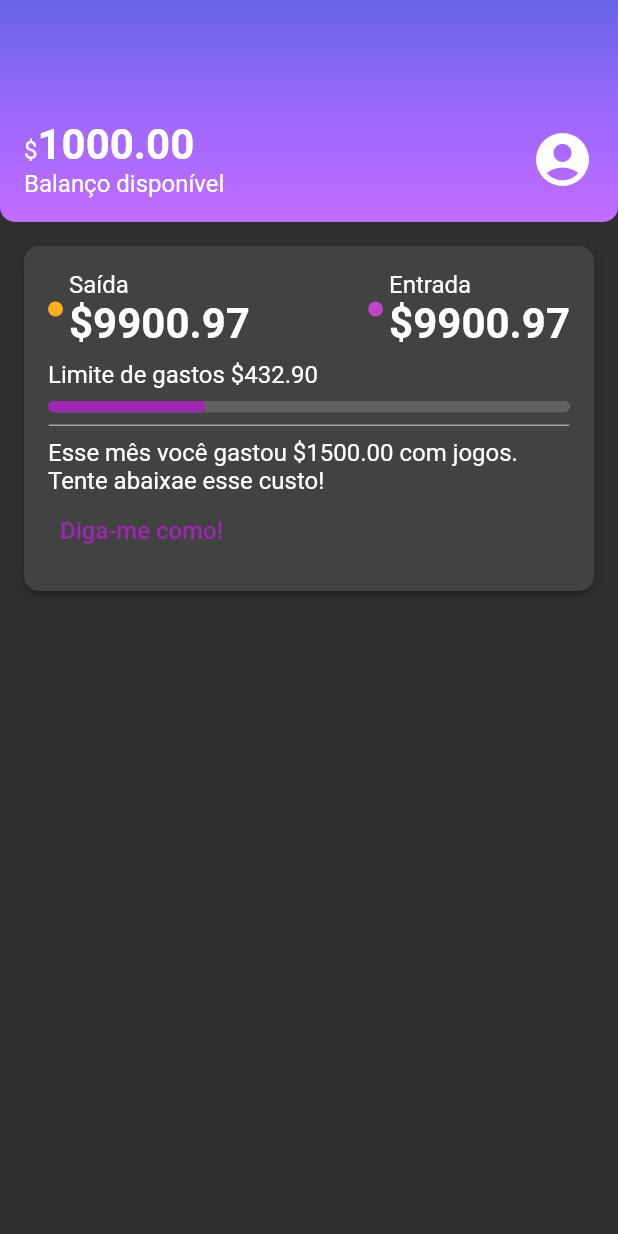
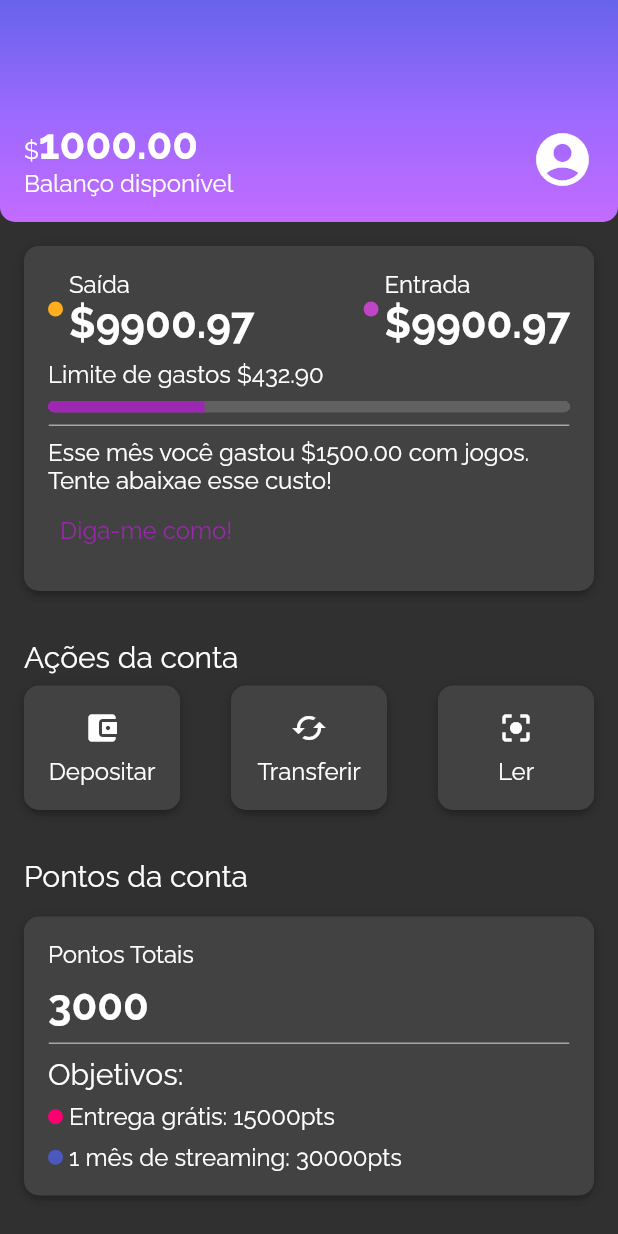
Before and after one commit to jhoisz/alubank_curso, a Flutter app: the screen it shows after launch, on a phone screen of 412 x 824 dp. Run offline on Flutter 3.47's test engine with Material 2 defaults, Android fonts, the phone set to English and light mode, and no system bars.

Commit message:
Estilizações finais: ações e tipografia

```diff
--- a/lib/components/box_card.dart
+++ b/lib/components/box_card.dart
@@ -6,7 +6,7 @@
 
   @override
   Widget build(BuildContext context) {
-    return Container(
+    return Ink(
       padding: const EdgeInsets.all(16.0),
       decoration: BoxDecoration(
         boxShadow: kElevationToShadow[3],
--- /dev/null
+++ b/lib/components/sections/account_actions.dart
@@ -0,0 +1,80 @@
+import 'package:alubank_curso/components/box_card.dart';
+import 'package:flutter/material.dart';
+
+class AccountActions extends StatelessWidget {
+  const AccountActions({super.key});
+
+  @override
+  Widget build(BuildContext context) {
+    return Padding(
+      padding: const EdgeInsets.all(16.0),
+      child: Column(
+        crossAxisAlignment: CrossAxisAlignment.start,
+        children: [
+          Padding(
+            padding: const EdgeInsets.only(bottom: 8.0),
+            child: Text(
+              'Ações da conta',
+              style: Theme.of(context).textTheme.titleMedium,
+            ),
+          ),
+          Row(
+            mainAxisAlignment: MainAxisAlignment.spaceBetween,
+            children: [
+              InkWell(
+                onTap: () {},
+                child: const BoxCard(
+                  boxContent: _AccountActionsContent(
+                    icon: Icon(Icons.account_balance_wallet),
+                    text: 'Depositar',
+                  ),
+                ),
+              ),
+              InkWell(
+                onTap: () {},
+                child: const BoxCard(
+                  boxContent: _AccountActionsContent(
+                    icon: Icon(Icons.cached),
+                    text: 'Transferir',
+                  ),
+                ),
+              ),
+              InkWell(
+                onTap: () {},
+                child: const BoxCard(
+                  boxContent: _AccountActionsContent(
+                    icon: Icon(Icons.center_focus_strong),
+                    text: 'Ler',
+                  ),
+                ),
+              )
+            ],
+          )
+        ],
+      ),
+    );
+  }
+}
+
+class _AccountActionsContent extends StatelessWidget {
+  const _AccountActionsContent({required this.icon, required this.text});
+
+  final Icon icon;
+  final String text;
+
+  @override
+  Widget build(BuildContext context) {
+    return SizedBox(
+      width: 72,
+      child: Column(
+        children: [
+          Padding(
+            padding: const EdgeInsets.only(bottom: 8.0),
+            child: icon,
+          ),
+          Text(text)
+        ],
+      ),
+    );
+  }
+}
--- /dev/null
+++ b/lib/components/sections/account_points.dart
@@ -0,0 +1,79 @@
+import 'package:alubank_curso/components/box_card.dart';
+import 'package:alubank_curso/components/color_dot.dart';
+import 'package:alubank_curso/components/content_division.dart';
+import 'package:alubank_curso/themes/theme_colors.dart';
+import 'package:flutter/material.dart';
+
+class AccountPoints extends StatelessWidget {
+  const AccountPoints({super.key});
+
+  @override
+  Widget build(BuildContext context) {
+    return Padding(
+      padding: const EdgeInsets.all(16.0),
+      child: Column(
+        crossAxisAlignment: CrossAxisAlignment.start,
+        children: [
+          Padding(
+            padding: const EdgeInsets.only(bottom: 16.0),
+            child: Text(
+              'Pontos da conta',
+              style: Theme.of(context).textTheme.titleMedium,
+            ),
+          ),
+          const BoxCard(boxContent: _AccountPointsContent()),
+        ],
+      ),
+    );
+  }
+}
+
+class _AccountPointsContent extends StatelessWidget {
+  const _AccountPointsContent();
+
+  @override
+  Widget build(BuildContext context) {
+    return Column(
+      crossAxisAlignment: CrossAxisAlignment.start,
+      children: [
+        const Padding(
+          padding: EdgeInsets.only(bottom: 8.0),
+          child: Text('Pontos Totais'),
+        ),
+        Text(
+          '3000',
+          style: Theme.of(context).textTheme.bodyLarge,
+        ),
+        const Padding(
+          padding: EdgeInsets.only(top: 8.0, bottom: 8.0),
+          child: ContentDivision(),
+        ),
+        Text(
+          'Objetivos:',
+          style: Theme.of(context).textTheme.titleMedium,
+        ),
+        Padding(
+          padding: const EdgeInsets.only(top: 8.0, bottom: 8.0),
+          child: Row(
+            children: [
+              Padding(
+                padding: const EdgeInsets.only(right: 4.0),
+                child: ColorDot(color: ThemeColors.accountPoints['delivery']),
+              ),
+              const Text('Entrega grátis: 15000pts')
+            ],
+          ),
+        ),
+        Row(
+          children: [
+            Padding(
+              padding: const EdgeInsets.only(right: 4.0),
+              child: ColorDot(color: ThemeColors.accountPoints['streaming']),
+            ),
+            const Text('1 mês de streaming: 30000pts')
+          ],
+        )
+      ],
+    );
+  }
+}
--- a/lib/screens/home.dart
+++ b/lib/screens/home.dart
@@ -1,3 +1,5 @@
+import 'package:alubank_curso/components/sections/account_actions.dart';
+import 'package:alubank_curso/components/sections/account_points.dart';
 import 'package:alubank_curso/components/sections/header.dart';
 import 'package:alubank_curso/components/sections/recent_activity.dart';
 import 'package:flutter/material.dart';
@@ -8,11 +10,15 @@
   @override
   Widget build(BuildContext context) {
     return Scaffold(
-      body: Column(
-        children: const [
-          Header(),
-          RecentActivity(),
-        ],
+      body: SingleChildScrollView(
+        child: Column(
+          children: const [
+            Header(),
+            RecentActivity(),
+            AccountActions(),
+            AccountPoints(),
+          ],
+        ),
       ),
     );
   }
--- a/lib/themes/my_theme.dart
+++ b/lib/themes/my_theme.dart
@@ -5,7 +5,9 @@
   primarySwatch: ThemeColors.primaryColor,
   primaryColor: ThemeColors.primaryColor,
   brightness: Brightness.dark,
+  fontFamily: 'Raleway',
   textTheme: const TextTheme(
+      titleMedium: TextStyle(fontSize: 20.0, fontWeight: FontWeight.normal),
       bodyMedium: TextStyle(fontSize: 16.0),
       bodyLarge: TextStyle(fontSize: 28.0, fontWeight: FontWeight.bold)),
 );
--- a/lib/themes/theme_colors.dart
+++ b/lib/themes/theme_colors.dart
@@ -13,4 +13,9 @@
   };
 
   static const division = Color.fromRGBO(166, 166, 166, 1.0);
+
+  static const accountPoints = {
+    'delivery': Color.fromRGBO(250, 0, 112, 1.0),
+    'streaming': Color.fromRGBO(75, 89, 191, 1.0),
+  };
 }
```
Also changed, not shown: pubspec.yaml (+9 -10 lines), fonts/Raleway-Bold.ttf (added), fonts/Raleway-Regular.ttf (added).
